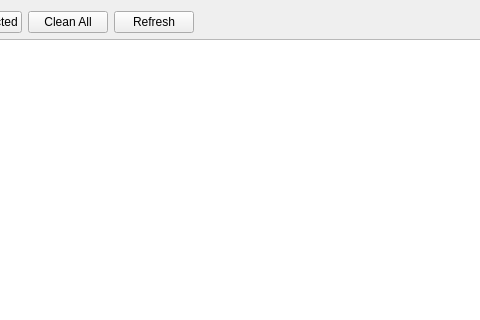
Above: src/historywindow.ui from klesh/fu before the change; both pictures show x 308 to 788 and y 0 to 320 of the 1280 by 800 pixel window. Below: the same form after it.
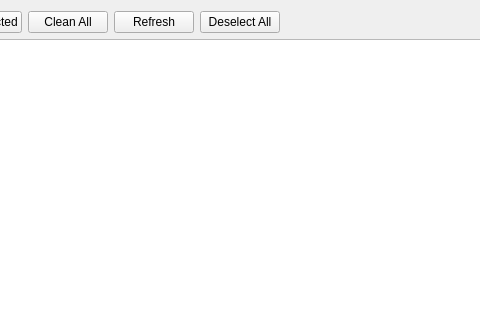
That is the form after the change. Icons and pictures are not drawn. Custom widgets are drawn as their Qt base class.

The edit to the form file:
```diff
--- a/src/historywindow.ui
+++ b/src/historywindow.ui
@@ -285,6 +285,17 @@
           </property>
          </widget>
         </item>
+        <item>
+         <widget class="QPushButton" name="btnDeselect">
+          <property name="text">
+           <string>Deselect All</string>
+          </property>
+          <property name="icon">
+           <iconset resource="../fu.qrc">
+            <normaloff>:/icons/x-square.svg</normaloff>:/icons/x-square.svg</iconset>
+          </property>
+         </widget>
+        </item>
         <item>
          <spacer name="horizontalSpacer">
           <property name="orientation">
```
